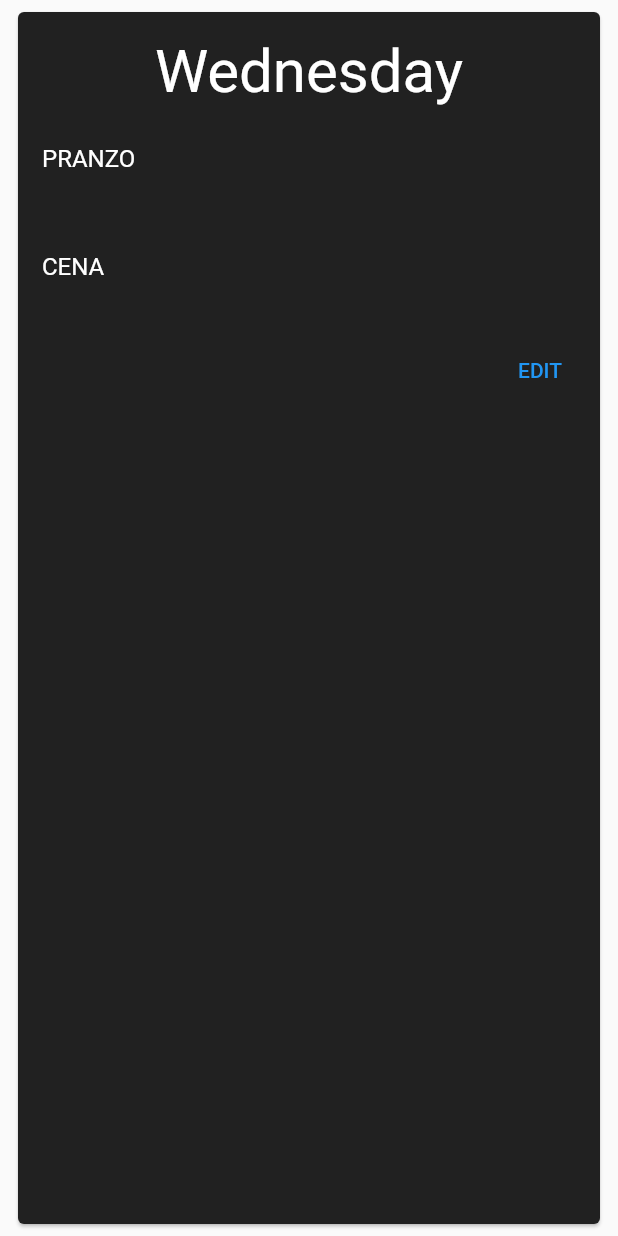
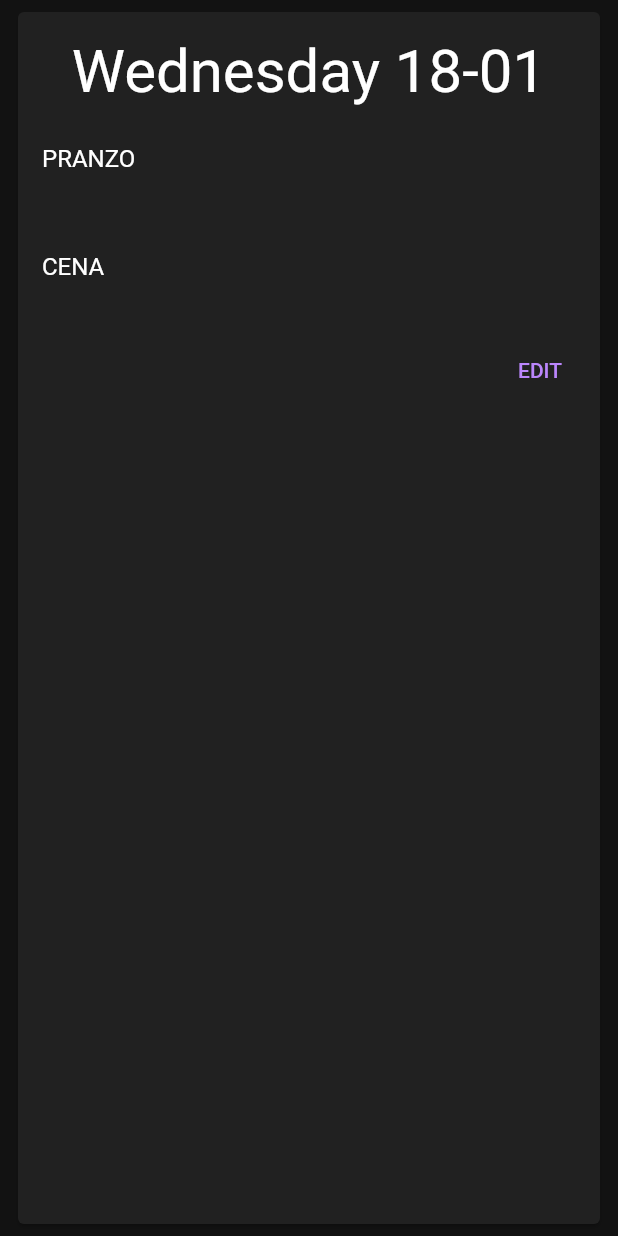
Before and after one commit to mattetom/mymeal, a Flutter app: the DayOfWeekPage widget shown alone on an empty page, opened directly with empty values, on a phone screen of 412 x 824 dp. Run offline on Flutter 3.47's test engine with Material 2 defaults, Android fonts, the phone set to English and light mode, and no system bars; our stand-ins replace cloud_firestore, firebase_analytics, firebase_auth, firebase_core, go_router, google_fonts; missing offline and left inert: firebase_ui_auth; accounts and stored records are empty.

Commit message:
Improving UI.

```diff
--- a/lib/authentication.dart
+++ b/lib/authentication.dart
@@ -22,7 +22,7 @@ class AuthFunc extends StatelessWidget {
       children: [
         Padding(
           padding: const EdgeInsets.only(left: 24, bottom: 8),
-          child: StyledButton(
+          child: OutlinedButton(
               onPressed: () {
                 !loggedIn ? context.push('/sign-in') : signOut();
               },
--- a/lib/dayofweek.dart
+++ b/lib/dayofweek.dart
@@ -32,7 +32,9 @@ class DayOfWeekPage extends StatelessWidget {
               Padding(
                 padding: const EdgeInsets.all(8.0),
                 child: Text(
-                  (day != null) ? DateFormat('EEEE').format(day!.toDate()) : "",
+                  (day != null)
+                      ? DateFormat('EEEE DD-MM').format(day!.toDate())
+                      : "",
                   style: TextStyle(fontSize: 40),
                 ),
               ),
--- a/lib/dayofweek_details.dart
+++ b/lib/dayofweek_details.dart
@@ -61,7 +61,8 @@ class _DayOfWeekDetailsPageState extends State<DayOfWeekDetailsPage> {
                   key: _formKey,
                   child: Column(
                     children: [
-                      Text(DateFormat('EEEE').format(dayOfWeek.day!.toDate())),
+                      Text(DateFormat('EEEE DD-MM')
+                          .format(dayOfWeek.day!.toDate())),
                       TextFormField(
                         controller: _controllerLaunch,
                         decoration: const InputDecoration(
```
Also changed, not shown: lib/main.dart (+5 -5 lines).
